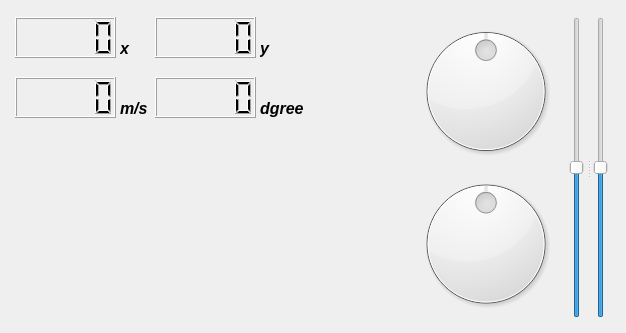
Before: the Qt Designer form resource/macro_vts.ui in lidarmansiwon/macro_vts, drawn with Qt 5.
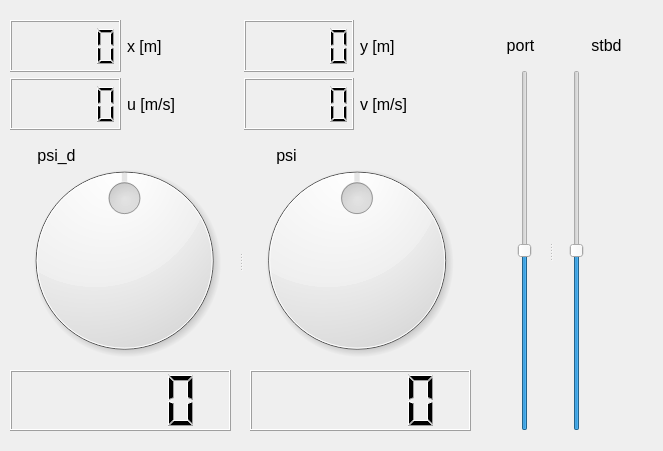
After: the same form once the commit is applied.

Patch:
```diff
--- a/resource/macro_vts.ui
+++ b/resource/macro_vts.ui
@@ -6,160 +6,20 @@
    <rect>
     <x>0</x>
     <y>0</y>
-    <width>626</width>
-    <height>333</height>
+    <width>663</width>
+    <height>451</height>
    </rect>
   </property>
-  <property name="windowTitle">
-   <string>Form</string>
+  <property name="autoFillBackground">
+   <bool>false</bool>
   </property>
-  <widget class="QLCDNumber" name="lcd_number_pos_x">
-   <property name="geometry">
-    <rect>
-     <x>15</x>
-     <y>17</y>
-     <width>101</width>
-     <height>41</height>
-    </rect>
-   </property>
-  </widget>
-  <widget class="QLCDNumber" name="lcd_number_pos_y">
-   <property name="geometry">
-    <rect>
-     <x>155</x>
-     <y>17</y>
-     <width>101</width>
-     <height>41</height>
-    </rect>
-   </property>
-  </widget>
-  <widget class="QLCDNumber" name="lcd_number_yaw">
-   <property name="geometry">
-    <rect>
-     <x>155</x>
-     <y>77</y>
-     <width>101</width>
-     <height>41</height>
-    </rect>
-   </property>
-  </widget>
-  <widget class="QLCDNumber" name="lcd_number_vel">
-   <property name="geometry">
-    <rect>
-     <x>15</x>
-     <y>77</y>
-     <width>101</width>
-     <height>41</height>
-    </rect>
-   </property>
-  </widget>
-  <widget class="QLabel" name="lable_ms">
-   <property name="geometry">
-    <rect>
-     <x>120</x>
-     <y>100</y>
-     <width>30</width>
-     <height>17</height>
-    </rect>
-   </property>
-   <property name="font">
-    <font>
-     <pointsize>12</pointsize>
-     <weight>75</weight>
-     <italic>true</italic>
-     <bold>true</bold>
-    </font>
-   </property>
-   <property name="text">
-    <string>m/s</string>
-   </property>
-  </widget>
-  <widget class="QLabel" name="label_x">
-   <property name="geometry">
-    <rect>
-     <x>120</x>
-     <y>40</y>
-     <width>30</width>
-     <height>17</height>
-    </rect>
-   </property>
-   <property name="font">
-    <font>
-     <pointsize>12</pointsize>
-     <weight>75</weight>
-     <italic>true</italic>
-     <bold>true</bold>
-    </font>
-   </property>
-   <property name="text">
-    <string>x</string>
-   </property>
-  </widget>
-  <widget class="QLabel" name="label_yaw">
-   <property name="geometry">
-    <rect>
-     <x>260</x>
-     <y>100</y>
-     <width>50</width>
-     <height>17</height>
-    </rect>
-   </property>
-   <property name="font">
-    <font>
-     <pointsize>12</pointsize>
-     <weight>75</weight>
-     <italic>true</italic>
-     <bold>true</bold>
-    </font>
-   </property>
-   <property name="text">
-    <string>dgree</string>
-   </property>
-  </widget>
-  <widget class="QLabel" name="lable_y">
-   <property name="geometry">
-    <rect>
-     <x>260</x>
-     <y>40</y>
-     <width>50</width>
-     <height>17</height>
-    </rect>
-   </property>
-   <property name="font">
-    <font>
-     <pointsize>12</pointsize>
-     <weight>75</weight>
-     <italic>true</italic>
-     <bold>true</bold>
-    </font>
-   </property>
-   <property name="text">
-    <string>y</string>
-   </property>
-  </widget>
-  <widget class="QDial" name="psi_2">
-   <property name="geometry">
-    <rect>
-     <x>410</x>
-     <y>170</y>
-     <width>152</width>
-     <height>148</height>
-    </rect>
-   </property>
-   <property name="minimum">
-    <number>-180</number>
-   </property>
-   <property name="maximum">
-    <number>180</number>
-   </property>
-  </widget>
   <widget class="QSplitter" name="splitter_5">
    <property name="geometry">
     <rect>
-     <x>566</x>
-     <y>17</y>
-     <width>45</width>
-     <height>301</height>
+     <x>500</x>
+     <y>70</y>
+     <width>101</width>
+     <height>361</height>
     </rect>
    </property>
    <property name="orientation">
@@ -197,24 +57,299 @@
     </property>
    </widget>
   </widget>
-  <widget class="QDial" name="psi_d_2">
+  <widget class="QLabel" name="label_yaw_2">
    <property name="geometry">
     <rect>
-     <x>410</x>
-     <y>17</y>
-     <width>152</width>
-     <height>149</height>
+     <x>10</x>
+     <y>130</y>
+     <width>93</width>
+     <height>51</height>
     </rect>
    </property>
-   <property name="minimum">
-    <number>-180</number>
+   <property name="font">
+    <font>
+     <family>Ubuntu</family>
+     <pointsize>12</pointsize>
+     <weight>50</weight>
+     <italic>false</italic>
+     <bold>false</bold>
+    </font>
    </property>
-   <property name="maximum">
-    <number>180</number>
+   <property name="text">
+    <string>psi_d</string>
    </property>
-   <property name="value">
-    <number>0</number>
+   <property name="textFormat">
+    <enum>Qt::AutoText</enum>
    </property>
+   <property name="scaledContents">
+    <bool>false</bool>
+   </property>
+   <property name="alignment">
+    <set>Qt::AlignCenter</set>
+   </property>
+  </widget>
+  <widget class="QLabel" name="label_yaw_3">
+   <property name="geometry">
+    <rect>
+     <x>240</x>
+     <y>130</y>
+     <width>93</width>
+     <height>51</height>
+    </rect>
+   </property>
+   <property name="font">
+    <font>
+     <family>Ubuntu</family>
+     <pointsize>12</pointsize>
+     <weight>50</weight>
+     <italic>false</italic>
+     <bold>false</bold>
+    </font>
+   </property>
+   <property name="text">
+    <string>psi</string>
+   </property>
+   <property name="textFormat">
+    <enum>Qt::AutoText</enum>
+   </property>
+   <property name="scaledContents">
+    <bool>false</bool>
+   </property>
+   <property name="alignment">
+    <set>Qt::AlignCenter</set>
+   </property>
+  </widget>
+  <widget class="QLCDNumber" name="lcd_number_psi_d">
+   <property name="geometry">
+    <rect>
+     <x>10</x>
+     <y>370</y>
+     <width>221</width>
+     <height>61</height>
+    </rect>
+   </property>
+  </widget>
+  <widget class="QLCDNumber" name="lcd_number_yaw">
+   <property name="geometry">
+    <rect>
+     <x>250</x>
+     <y>370</y>
+     <width>221</width>
+     <height>61</height>
+    </rect>
+   </property>
+  </widget>
+  <widget class="QLabel" name="label_yaw_4">
+   <property name="geometry">
+    <rect>
+     <x>480</x>
+     <y>20</y>
+     <width>81</width>
+     <height>51</height>
+    </rect>
+   </property>
+   <property name="font">
+    <font>
+     <family>Ubuntu</family>
+     <pointsize>12</pointsize>
+     <weight>50</weight>
+     <italic>false</italic>
+     <bold>false</bold>
+    </font>
+   </property>
+   <property name="mouseTracking">
+    <bool>false</bool>
+   </property>
+   <property name="layoutDirection">
+    <enum>Qt::LeftToRight</enum>
+   </property>
+   <property name="text">
+    <string>port</string>
+   </property>
+   <property name="textFormat">
+    <enum>Qt::AutoText</enum>
+   </property>
+   <property name="scaledContents">
+    <bool>false</bool>
+   </property>
+   <property name="alignment">
+    <set>Qt::AlignCenter</set>
+   </property>
+   <property name="wordWrap">
+    <bool>false</bool>
+   </property>
+  </widget>
+  <widget class="QLabel" name="label_yaw_5">
+   <property name="geometry">
+    <rect>
+     <x>560</x>
+     <y>20</y>
+     <width>93</width>
+     <height>51</height>
+    </rect>
+   </property>
+   <property name="font">
+    <font>
+     <family>Ubuntu</family>
+     <pointsize>12</pointsize>
+     <weight>50</weight>
+     <italic>false</italic>
+     <bold>false</bold>
+    </font>
+   </property>
+   <property name="mouseTracking">
+    <bool>false</bool>
+   </property>
+   <property name="layoutDirection">
+    <enum>Qt::LeftToRight</enum>
+   </property>
+   <property name="text">
+    <string>stbd</string>
+   </property>
+   <property name="textFormat">
+    <enum>Qt::AutoText</enum>
+   </property>
+   <property name="scaledContents">
+    <bool>false</bool>
+   </property>
+   <property name="alignment">
+    <set>Qt::AlignCenter</set>
+   </property>
+  </widget>
+  <widget class="QWidget" name="layoutWidget">
+   <property name="geometry">
+    <rect>
+     <x>10</x>
+     <y>20</y>
+     <width>461</width>
+     <height>110</height>
+    </rect>
+   </property>
+   <layout class="QGridLayout" name="gridLayout_2">
+    <property name="topMargin">
+     <number>0</number>
+    </property>
+    <item row="0" column="0">
+     <widget class="QLCDNumber" name="lcd_number_pos_x"/>
+    </item>
+    <item row="1" column="2">
+     <widget class="QLCDNumber" name="lcd_number_vel_v"/>
+    </item>
+    <item row="0" column="1">
+     <widget class="QLabel" name="label_x">
+      <property name="font">
+       <font>
+        <family>Ubuntu</family>
+        <pointsize>12</pointsize>
+        <weight>50</weight>
+        <italic>false</italic>
+        <bold>false</bold>
+       </font>
+      </property>
+      <property name="mouseTracking">
+       <bool>false</bool>
+      </property>
+      <property name="tabletTracking">
+       <bool>false</bool>
+      </property>
+      <property name="text">
+       <string>x [m]</string>
+      </property>
+      <property name="margin">
+       <number>0</number>
+      </property>
+      <property name="openExternalLinks">
+       <bool>false</bool>
+      </property>
+     </widget>
+    </item>
+    <item row="1" column="5">
+     <widget class="QLabel" name="label_yaw">
+      <property name="font">
+       <font>
+        <pointsize>12</pointsize>
+        <weight>50</weight>
+        <italic>false</italic>
+        <bold>false</bold>
+       </font>
+      </property>
+      <property name="text">
+       <string>v [m/s]</string>
+      </property>
+     </widget>
+    </item>
+    <item row="0" column="2">
+     <widget class="QLCDNumber" name="lcd_number_pos_y"/>
+    </item>
+    <item row="1" column="1">
+     <widget class="QLabel" name="lable_ms">
+      <property name="font">
+       <font>
+        <pointsize>12</pointsize>
+        <weight>50</weight>
+        <italic>false</italic>
+        <bold>false</bold>
+       </font>
+      </property>
+      <property name="text">
+       <string>u [m/s]</string>
+      </property>
+     </widget>
+    </item>
+    <item row="0" column="5">
+     <widget class="QLabel" name="lable_y">
+      <property name="font">
+       <font>
+        <pointsize>12</pointsize>
+        <weight>50</weight>
+        <italic>false</italic>
+        <bold>false</bold>
+       </font>
+      </property>
+      <property name="text">
+       <string>y [m]</string>
+      </property>
+     </widget>
+    </item>
+    <item row="1" column="0">
+     <widget class="QLCDNumber" name="lcd_number_vel_u"/>
+    </item>
+   </layout>
+  </widget>
+  <widget class="QSplitter" name="splitter">
+   <property name="geometry">
+    <rect>
+     <x>10</x>
+     <y>150</y>
+     <width>461</width>
+     <height>221</height>
+    </rect>
+   </property>
+   <property name="orientation">
+    <enum>Qt::Horizontal</enum>
+   </property>
+   <widget class="QDial" name="psi_d_2">
+    <property name="minimum">
+     <number>-180</number>
+    </property>
+    <property name="maximum">
+     <number>180</number>
+    </property>
+    <property name="value">
+     <number>0</number>
+    </property>
+   </widget>
+   <widget class="QDial" name="psi_2">
+    <property name="minimum">
+     <number>-180</number>
+    </property>
+    <property name="maximum">
+     <number>180</number>
+    </property>
+    <property name="value">
+     <number>0</number>
+    </property>
+   </widget>
   </widget>
  </widget>
  <resources/>
```
Left out of the diff: 7 changed lines with no effect on the pictures.
